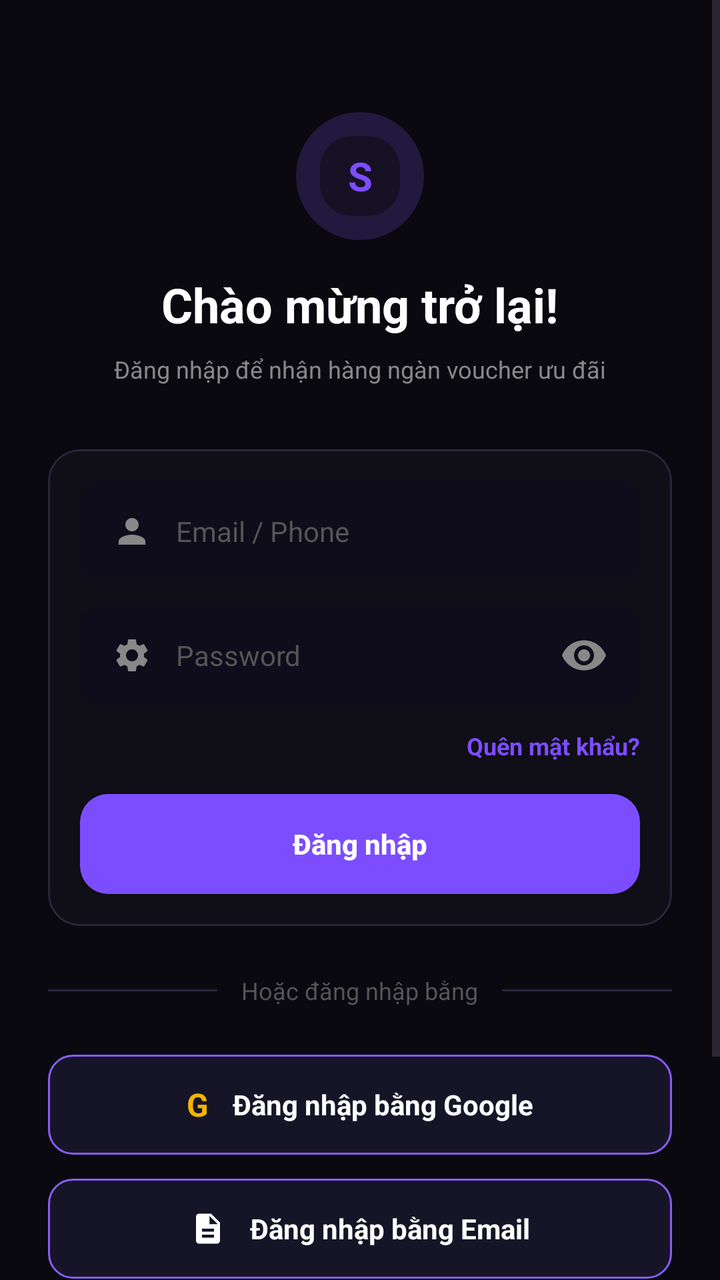
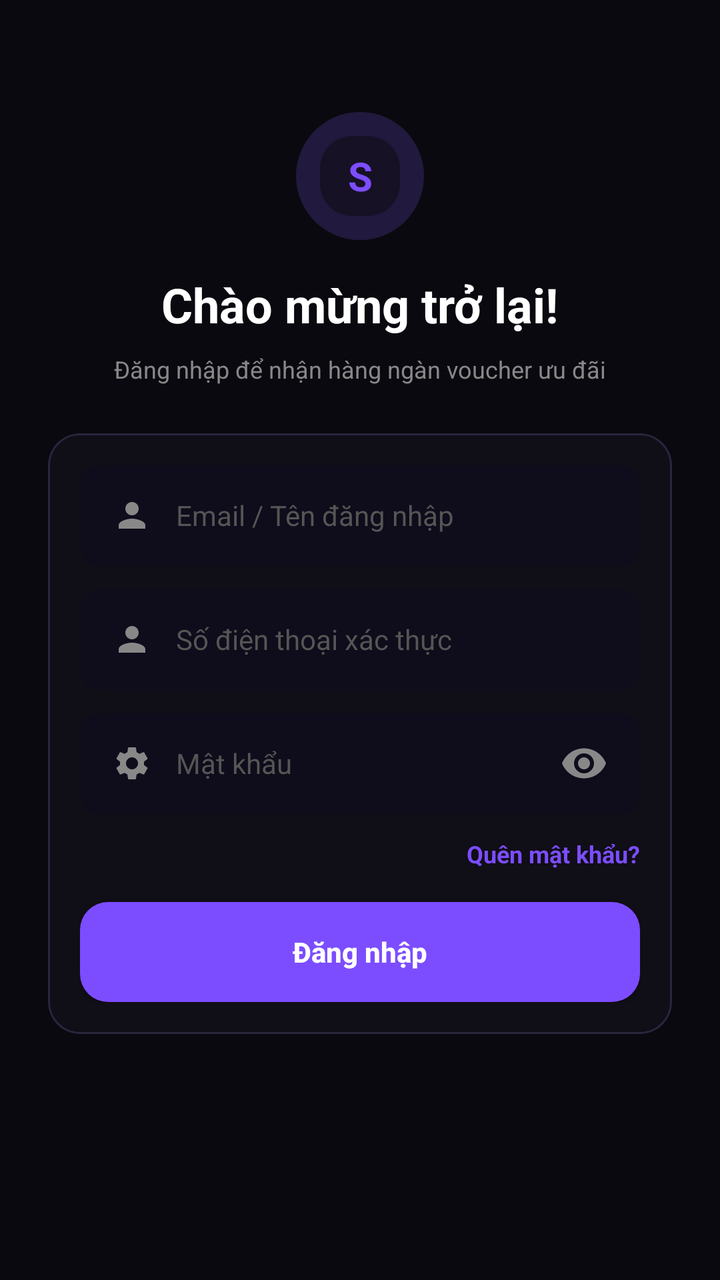

Screens rendered from an Android XML layout before and after an edit, with the pre-edit source and the edit as a unified diff.
<!-- AndroidManifest.xml: application theme Theme.SSharing -->
<!-- res/layout/activity_login_ui.xml -->
<?xml version="1.0" encoding="utf-8"?>
<androidx.constraintlayout.widget.ConstraintLayout
    xmlns:android="http://schemas.android.com/apk/res/android"
    xmlns:app="http://schemas.android.com/apk/res-auto"
    xmlns:tools="http://schemas.android.com/tools"
    android:layout_width="match_parent"
    android:layout_height="match_parent"
    android:background="#0A0910"> 

    
    <ScrollView
        android:layout_width="match_parent"
        android:layout_height="match_parent"
        android:fillViewport="true">

        <androidx.constraintlayout.widget.ConstraintLayout
            android:layout_width="match_parent"
            android:layout_height="wrap_content"
            android:padding="24dp">

            
            <FrameLayout
                android:id="@+id/logoContainer"
                android:layout_width="64dp"
                android:layout_height="64dp"
                android:layout_marginTop="32dp"
                app:layout_constraintEnd_toEndOf="parent"
                app:layout_constraintStart_toStartOf="parent"
                app:layout_constraintTop_toTopOf="parent">

                
                <View
                    android:layout_width="match_parent"
                    android:layout_height="match_parent"
                    android:alpha="0.2"
                    android:background="@drawable/bg_circle_purple" />

                
                <TextView
                    android:layout_width="40dp"
                    android:layout_height="40dp"
                    android:layout_gravity="center"
                    android:background="@drawable/bg_rounded_card"
                    android:backgroundTint="#171126"
                    android:gravity="center"
                    android:text="S"
                    android:textColor="#7C4DFF"
                    android:textSize="20sp"
                    android:textStyle="bold" />
            </FrameLayout>

            
            <TextView
                android:id="@+id/tvWelcome"
                android:layout_width="wrap_content"
                android:layout_height="wrap_content"
                android:layout_marginTop="16dp"
                android:text="Chào mừng trở lại!"
                android:textColor="#FFFFFF"
                android:textSize="24sp"
                android:textStyle="bold"
                app:layout_constraintEnd_toEndOf="parent"
                app:layout_constraintStart_toStartOf="parent"
                app:layout_constraintTop_toBottomOf="@id/logoContainer" />

            <TextView
                android:id="@+id/tvSubtitle"
                android:layout_width="wrap_content"
                android:layout_height="wrap_content"
                android:layout_marginTop="8dp"
                android:text="Đăng nhập để nhận hàng ngàn voucher ưu đãi"
                android:textColor="#888888"
                android:textSize="12sp"
                app:layout_constraintEnd_toEndOf="parent"
                app:layout_constraintStart_toStartOf="parent"
                app:layout_constraintTop_toBottomOf="@id/tvWelcome" />

            
            <com.google.android.material.card.MaterialCardView
                android:id="@+id/cardForm"
                android:layout_width="match_parent"
                android:layout_height="wrap_content"
                android:layout_marginTop="32dp"
                app:cardBackgroundColor="#100E17"
                app:cardCornerRadius="16dp"
                app:cardElevation="0dp"
                app:strokeColor="#2A263D"
                app:strokeWidth="1dp"
                app:layout_constraintTop_toBottomOf="@id/tvSubtitle">

                <LinearLayout
                    android:layout_width="match_parent"
                    android:layout_height="wrap_content"
                    android:orientation="vertical"
                    android:padding="16dp">

                    
                    <LinearLayout
                        android:layout_width="match_parent"
                        android:layout_height="50dp"
                        android:background="@drawable/bg_input_field"
                        android:gravity="center_vertical"
                        android:orientation="horizontal"
                        android:paddingHorizontal="16dp">

                        <ImageView
                            android:layout_width="20dp"
                            android:layout_height="20dp"
                            android:contentDescription="Tài khoản"
                            android:src="@drawable/ic_user"
                            app:tint="#888888" />

                        <EditText
                            android:id="@+id/etEmail"
                            android:layout_width="match_parent"
                            android:layout_height="match_parent"
                            android:layout_marginStart="12dp"
                            android:background="@null"
                            android:hint="Email / Phone"
                            android:inputType="textEmailAddress"
                            android:importantForAutofill="no"
                            android:textColor="#FFFFFF"
                            android:textColorHint="#555555"
                            android:textSize="14sp" />
                    </LinearLayout>

                    
                    <View
                        android:layout_width="match_parent"
                        android:layout_height="12dp" />

                    
                    <LinearLayout
                        android:layout_width="match_parent"
                        android:layout_height="50dp"
                        android:background="@drawable/bg_input_field"
                        android:gravity="center_vertical"
                        android:orientation="horizontal"
                        android:paddingHorizontal="16dp">

                        <ImageView
                            android:layout_width="20dp"
                            android:layout_height="20dp"
                            android:contentDescription="Mật khẩu"
                            android:src="@drawable/ic_settings"
                            app:tint="#888888" />

                        <EditText
                            android:id="@+id/etPassword"
                            android:layout_width="0dp"
                            android:layout_height="match_parent"
                            android:layout_marginStart="12dp"
                            android:layout_weight="1"
                            android:background="@null"
                            android:hint="Password"
                            android:inputType="textPassword"
                            android:importantForAutofill="no"
                            android:textColor="#FFFFFF"
                            android:textColorHint="#555555"
                            android:textSize="14sp" />

                        <ImageView
                            android:id="@+id/btnTogglePassword"
                            android:layout_width="24dp"
                            android:layout_height="24dp"
                            android:contentDescription="Ẩn hiện mật khẩu"
                            android:src="@drawable/ic_eye"
                            app:tint="#888888" />
                    </LinearLayout>

                    
                    <TextView
                        android:id="@+id/tvForgotPassword"
                        android:layout_width="wrap_content"
                        android:layout_height="wrap_content"
                        android:layout_gravity="end"
                        android:layout_marginTop="12dp"
                        android:text="Quên mật khẩu?"
                        android:textColor="#7C4DFF"
                        android:textSize="12sp"
                        android:textStyle="bold" />

                    
                    <androidx.appcompat.widget.AppCompatButton
                        android:id="@+id/btnLogin"
                        android:layout_width="match_parent"
                        android:layout_height="50dp"
                        android:layout_marginTop="16dp"
                        android:background="@drawable/bg_btn_purple"
                        android:text="Đăng nhập"
                        android:textAllCaps="false"
                        android:textColor="#FFFFFF"
                        android:textSize="14sp"
                        android:textStyle="bold" />
                </LinearLayout>
            </com.google.android.material.card.MaterialCardView>

            
            <LinearLayout
                android:id="@+id/dividerLayout"
                android:layout_width="match_parent"
                android:layout_height="wrap_content"
                android:layout_marginTop="24dp"
                android:gravity="center_vertical"
                android:orientation="horizontal"
                app:layout_constraintTop_toBottomOf="@id/cardForm">

                <View
                    android:layout_width="0dp"
                    android:layout_height="1dp"
                    android:layout_weight="1"
                    android:background="#2A263D" />

                <TextView
                    android:layout_width="wrap_content"
                    android:layout_height="wrap_content"
                    android:layout_marginHorizontal="12dp"
                    android:text="Hoặc đăng nhập bằng"
                    android:textColor="#555555"
                    android:textSize="12sp" />

                <View
                    android:layout_width="0dp"
                    android:layout_height="1dp"
                    android:layout_weight="1"
                    android:background="#2A263D" />
            </LinearLayout>

            
            <LinearLayout
                android:id="@+id/btnGoogleLogin"
                android:layout_width="match_parent"
                android:layout_height="50dp"
                android:layout_marginTop="24dp"
                android:background="@drawable/bg_outline_button"
                android:gravity="center"
                android:orientation="horizontal"
                app:layout_constraintTop_toBottomOf="@id/dividerLayout">

                
                <TextView
                    android:layout_width="wrap_content"
                    android:layout_height="wrap_content"
                    android:text="G"
                    android:textColor="#F4B400"
                    android:textSize="16sp"
                    android:textStyle="bold" />

                <TextView
                    android:layout_width="wrap_content"
                    android:layout_height="wrap_content"
                    android:layout_marginStart="12dp"
                    android:text="Đăng nhập bằng Google"
                    android:textColor="#FFFFFF"
                    android:textSize="14sp"
                    android:textStyle="bold" />
            </LinearLayout>

            
            <LinearLayout
                android:id="@+id/btnEmailLogin"
                android:layout_width="match_parent"
                android:layout_height="50dp"
                android:layout_marginTop="12dp"
                android:background="@drawable/bg_outline_button"
                android:gravity="center"
                android:orientation="horizontal"
                app:layout_constraintTop_toBottomOf="@id/btnGoogleLogin">

                <ImageView
                    android:layout_width="18dp"
                    android:layout_height="18dp"
                    android:contentDescription="Icon Email"
                    android:src="@drawable/ic_document_file"
                    app:tint="#FFFFFF" />

                <TextView
                    android:layout_width="wrap_content"
                    android:layout_height="wrap_content"
                    android:layout_marginStart="12dp"
                    android:text="Đăng nhập bằng Email"
                    android:textColor="#FFFFFF"
                    android:textSize="14sp"
                    android:textStyle="bold" />
            </LinearLayout>

            
            <LinearLayout
                android:layout_width="wrap_content"
                android:layout_height="wrap_content"
                android:layout_marginTop="48dp"
                android:layout_marginBottom="16dp"
                android:gravity="center_vertical"
                android:orientation="horizontal"
                app:layout_constraintBottom_toBottomOf="parent"
                app:layout_constraintEnd_toEndOf="parent"
                app:layout_constraintStart_toStartOf="parent"
                app:layout_constraintTop_toBottomOf="@id/btnEmailLogin"
                app:layout_constraintVertical_bias="1.0">

                <TextView
                    android:layout_width="wrap_content"
                    android:layout_height="wrap_content"
                    android:text="Chưa có tài khoản? "
                    android:textColor="#888888"
                    android:textSize="12sp" />

                <TextView
                    android:id="@+id/tvRegister"
                    android:layout_width="wrap_content"
                    android:layout_height="wrap_content"
                    android:minWidth="48dp"
                    android:minHeight="48dp"
                    android:gravity="center"
                    android:clickable="true"
                    android:focusable="true"
                    android:text="Đăng ký ngay"
                    android:textColor="#815BF5"
                    android:textSize="12sp"
                    android:textStyle="bold" />
            </LinearLayout>

        </androidx.constraintlayout.widget.ConstraintLayout>
    </ScrollView>
</androidx.constraintlayout.widget.ConstraintLayout>
<!-- resources referenced by this layout -->
<resources>
  <!-- drawable bg_btn_purple (drawable) -->
  <?xml version="1.0" encoding="utf-8"?>
  <shape xmlns:android="http://schemas.android.com/apk/res/android">
      <solid android:color="#7C4DFF" />
      <corners android:radius="14dp" />
  </shape>
  <!-- drawable bg_circle_purple (drawable) -->
  <shape xmlns:android="http://schemas.android.com/apk/res/android" android:shape="oval">
      <solid android:color="#815BF5" />
  </shape>
  <!-- drawable bg_input_field (drawable) -->
  <?xml version="1.0" encoding="utf-8"?>
  <shape xmlns:android="http://schemas.android.com/apk/res/android">
      <solid android:color="#0F0C1B" />
      <corners android:radius="10dp" />
  </shape>
  <!-- drawable bg_outline_button (drawable) -->
  <?xml version="1.0" encoding="utf-8"?>
  <shape xmlns:android="http://schemas.android.com/apk/res/android">
      <solid android:color="#161528" />
      <stroke android:width="1dp" android:color="@color/purple_primary" />
      <corners android:radius="12dp" />
  </shape>
  <!-- drawable bg_rounded_card (drawable) -->
  <?xml version="1.0" encoding="utf-8"?>
  <shape xmlns:android="http://schemas.android.com/apk/res/android">
      <solid android:color="@color/bg_card" />
      <corners android:radius="16dp" />
  </shape>
  <!-- drawable ic_document_file (drawable) -->
  <?xml version="1.0" encoding="utf-8"?>
  <vector xmlns:android="http://schemas.android.com/apk/res/android"
      android:width="24dp" android:height="24dp" android:viewportWidth="24" android:viewportHeight="24">
      <path android:fillColor="#FFFFFFFF" android:pathData="M14,2H6c-1.1,0 -1.99,0.9 -1.99,2L4,20c0,1.1 0.89,2 1.99,2H18c1.1,0 2,-0.9 2,-2V8l-6,-6zm2,16H8v-2h8v2zm0,-4H8v-2h8v2zm-3,-5V3.5L18.5,9H13z"/>
  </vector>
  <!-- drawable ic_eye (drawable) -->
  <?xml version="1.0" encoding="utf-8"?>
  <vector xmlns:android="http://schemas.android.com/apk/res/android"
      android:width="24dp" android:height="24dp" android:viewportWidth="24" android:viewportHeight="24">
      <path android:fillColor="#FFFFFFFF" android:pathData="M12,4.5C7,4.5 2.73,7.61 1,12c1.73,4.39 6,7.5 11,7.5s9.27,-3.11 11,-7.5c-1.73,-4.39 -6,-7.5 -11,-7.5zm0,12.5c-2.76,0 -5,-2.24 -5,-5s2.24,-5 5,-5 5,2.24 5,5 -2.24,5 -5,5zm0,-8c-1.66,0 -3,1.34 -3,3s1.34,3 3,3 3,-1.34 3,-3 -1.34,-3 -3,-3z"/>
  </vector>
  <!-- drawable ic_user (drawable) -->
  <vector xmlns:android="http://schemas.android.com/apk/res/android"
      android:width="24dp"
      android:height="24dp"
      android:viewportWidth="24"
      android:viewportHeight="24">
      <path
          android:fillColor="#FFFFFFFF"
          android:pathData="M12,12c2.21,0 4,-1.79 4,-4s-1.79,-4 -4,-4 -4,1.79 -4,4 1.79,4 4,4zm0,2c-2.67,0 -8,1.34 -8,4v2h16v-2c0,-2.66 -5.33,-4 -8,-4z"/>
  </vector>
  <style name="Theme.SSharing" parent="Base.Theme.SSharing" />
  <color name="purple_primary">#8B5CF6</color>
  <color name="bg_card">#161528</color>
  <style name="Base.Theme.SSharing" parent="Theme.Material3.DayNight.NoActionBar">
          
          
      </style>
  <!-- unchanged entries left out for length: 1 -->
</resources>

<!-- the commit's change to res/layout/activity_login_ui.xml (unified diff, before → after) -->
@@ -2,12 +2,10 @@
 <androidx.constraintlayout.widget.ConstraintLayout
     xmlns:android="http://schemas.android.com/apk/res/android"
     xmlns:app="http://schemas.android.com/apk/res-auto"
-    xmlns:tools="http://schemas.android.com/tools"
     android:layout_width="match_parent"
     android:layout_height="match_parent"
-    android:background="#0A0910"> 
-
-    
+    android:background="#0A0910">
+
     <ScrollView
         android:layout_width="match_parent"
         android:layout_height="match_parent"
@@ -18,7 +16,6 @@
             android:layout_height="wrap_content"
             android:padding="24dp">
 
-            
             <FrameLayout
                 android:id="@+id/logoContainer"
                 android:layout_width="64dp"
@@ -28,14 +25,12 @@
                 app:layout_constraintStart_toStartOf="parent"
                 app:layout_constraintTop_toTopOf="parent">
 
-                
                 <View
                     android:layout_width="match_parent"
                     android:layout_height="match_parent"
                     android:alpha="0.2"
                     android:background="@drawable/bg_circle_purple" />
 
-                
                 <TextView
                     android:layout_width="40dp"
                     android:layout_height="40dp"
@@ -49,7 +44,6 @@
                     android:textStyle="bold" />
             </FrameLayout>
 
-            
             <TextView
                 android:id="@+id/tvWelcome"
                 android:layout_width="wrap_content"
@@ -75,12 +69,11 @@
                 app:layout_constraintStart_toStartOf="parent"
                 app:layout_constraintTop_toBottomOf="@id/tvWelcome" />
 
-            
             <com.google.android.material.card.MaterialCardView
                 android:id="@+id/cardForm"
                 android:layout_width="match_parent"
                 android:layout_height="wrap_content"
-                android:layout_marginTop="32dp"
+                android:layout_marginTop="24dp"
                 app:cardBackgroundColor="#100E17"
                 app:cardCornerRadius="16dp"
                 app:cardElevation="0dp"
@@ -94,7 +87,6 @@
                     android:orientation="vertical"
                     android:padding="16dp">
 
-                    
                     <LinearLayout
                         android:layout_width="match_parent"
                         android:layout_height="50dp"
@@ -106,7 +98,7 @@
                         <ImageView
                             android:layout_width="20dp"
                             android:layout_height="20dp"
-                            android:contentDescription="Tài khoản"
+                            android:contentDescription="User"
                             android:src="@drawable/ic_user"
                             app:tint="#888888" />
 
@@ -116,18 +108,14 @@
                             android:layout_height="match_parent"
                             android:layout_marginStart="12dp"
                             android:background="@null"
-                            android:hint="Email / Phone"
+                            android:hint="Email / Tên đăng nhập"
                             android:inputType="textEmailAddress"
-                            android:importantForAutofill="no"
                             android:textColor="#FFFFFF"
                             android:textColorHint="#555555"
                             android:textSize="14sp" />
                     </LinearLayout>
 
-                    
-                    <View
-                        android:layout_width="match_parent"
-                        android:layout_height="12dp" />
+                    <View android:layout_width="match_parent" android:layout_height="12dp" />
 
                     
                     <LinearLayout
@@ -141,7 +129,37 @@
                         <ImageView
                             android:layout_width="20dp"
                             android:layout_height="20dp"
-                            android:contentDescription="Mật khẩu"
+                            android:contentDescription="Phone"
+                            android:src="@drawable/ic_user"
+                            app:tint="#888888" />
+
+                        <EditText
+                            android:id="@+id/etPhone"
+                            android:layout_width="match_parent"
+                            android:layout_height="match_parent"
+                            android:layout_marginStart="12dp"
+                            android:background="@null"
+                            android:hint="Số điện thoại xác thực"
+                            android:inputType="phone"
+                            android:textColor="#FFFFFF"
+                            android:textColorHint="#555555"
+                            android:textSize="14sp" />
+                    </LinearLayout>
+
+                    <View android:layout_width="match_parent" android:layout_height="12dp" />
+
+                    <LinearLayout
+                        android:layout_width="match_parent"
+                        android:layout_height="50dp"
+                        android:background="@drawable/bg_input_field"
+                        android:gravity="center_vertical"
+                        android:orientation="horizontal"
+                        android:paddingHorizontal="16dp">
+
+                        <ImageView
+                            android:layout_width="20dp"
+                            android:layout_height="20dp"
+                            android:contentDescription="Password"
                             android:src="@drawable/ic_settings"
                             app:tint="#888888" />
 
@@ -152,9 +170,8 @@
                             android:layout_marginStart="12dp"
                             android:layout_weight="1"
                             android:background="@null"
-                            android:hint="Password"
+                            android:hint="Mật khẩu"
                             android:inputType="textPassword"
-                            android:importantForAutofill="no"
                             android:textColor="#FFFFFF"
                             android:textColorHint="#555555"
                             android:textSize="14sp" />
@@ -163,12 +180,11 @@
                             android:id="@+id/btnTogglePassword"
                             android:layout_width="24dp"
                             android:layout_height="24dp"
-                            android:contentDescription="Ẩn hiện mật khẩu"
+                            android:contentDescription="Toggle Password"
                             android:src="@drawable/ic_eye"
                             app:tint="#888888" />
                     </LinearLayout>
 
-                    
                     <TextView
                         android:id="@+id/tvForgotPassword"
                         android:layout_width="wrap_content"
@@ -180,7 +196,6 @@
                         android:textSize="12sp"
                         android:textStyle="bold" />
 
-                    
                     <androidx.appcompat.widget.AppCompatButton
                         android:id="@+id/btnLogin"
                         android:layout_width="match_parent"
@@ -195,131 +210,6 @@
                 </LinearLayout>
             </com.google.android.material.card.MaterialCardView>
 
-            
-            <LinearLayout
-                android:id="@+id/dividerLayout"
-                android:layout_width="match_parent"
-                android:layout_height="wrap_content"
-                android:layout_marginTop="24dp"
-                android:gravity="center_vertical"
-                android:orientation="horizontal"
-                app:layout_constraintTop_toBottomOf="@id/cardForm">
-
-                <View
-                    android:layout_width="0dp"
-                    android:layout_height="1dp"
-                    android:layout_weight="1"
-                    android:background="#2A263D" />
-
-                <TextView
-                    android:layout_width="wrap_content"
-                    android:layout_height="wrap_content"
-                    android:layout_marginHorizontal="12dp"
-                    android:text="Hoặc đăng nhập bằng"
-                    android:textColor="#555555"
-                    android:textSize="12sp" />
-
-                <View
-                    android:layout_width="0dp"
-                    android:layout_height="1dp"
-                    android:layout_weight="1"
-                    android:background="#2A263D" />
-            </LinearLayout>
-
-            
-            <LinearLayout
-                android:id="@+id/btnGoogleLogin"
-                android:layout_width="match_parent"
-                android:layout_height="50dp"
-                android:layout_marginTop="24dp"
-                android:background="@drawable/bg_outline_button"
-                android:gravity="center"
-                android:orientation="horizontal"
-                app:layout_constraintTop_toBottomOf="@id/dividerLayout">
-
-                
-                <TextView
-                    android:layout_width="wrap_content"
-                    android:layout_height="wrap_content"
-                    android:text="G"
-                    android:textColor="#F4B400"
-                    android:textSize="16sp"
-                    android:textStyle="bold" />
-
-                <TextView
-                    android:layout_width="wrap_content"
-                    android:layout_height="wrap_content"
-                    android:layout_marginStart="12dp"
-                    android:text="Đăng nhập bằng Google"
-                    android:textColor="#FFFFFF"
-                    android:textSize="14sp"
-                    android:textStyle="bold" />
-            </LinearLayout>
-
-            
-            <LinearLayout
-                android:id="@+id/btnEmailLogin"
-                android:layout_width="match_parent"
-                android:layout_height="50dp"
-                android:layout_marginTop="12dp"
-                android:background="@drawable/bg_outline_button"
-                android:gravity="center"
-                android:orientation="horizontal"
-                app:layout_constraintTop_toBottomOf="@id/btnGoogleLogin">
-
-                <ImageView
-                    android:layout_width="18dp"
-                    android:layout_height="18dp"
-                    android:contentDescription="Icon Email"
-                    android:src="@drawable/ic_document_file"
-                    app:tint="#FFFFFF" />
-
-                <TextView
-                    android:layout_width="wrap_content"
-                    android:layout_height="wrap_content"
-                    android:layout_marginStart="12dp"
-                    android:text="Đăng nhập bằng Email"
-                    android:textColor="#FFFFFF"
-                    android:textSize="14sp"
-                    android:textStyle="bold" />
-            </LinearLayout>
-
-            
-            <LinearLayout
-                android:layout_width="wrap_content"
-                android:layout_height="wrap_content"
-                android:layout_marginTop="48dp"
-                android:layout_marginBottom="16dp"
-                android:gravity="center_vertical"
-                android:orientation="horizontal"
-                app:layout_constraintBottom_toBottomOf="parent"
-                app:layout_constraintEnd_toEndOf="parent"
-                app:layout_constraintStart_toStartOf="parent"
-                app:layout_constraintTop_toBottomOf="@id/btnEmailLogin"
-                app:layout_constraintVertical_bias="1.0">
-
-                <TextView
-                    android:layout_width="wrap_content"
-                    android:layout_height="wrap_content"
-                    android:text="Chưa có tài khoản? "
-                    android:textColor="#888888"
-                    android:textSize="12sp" />
-
-                <TextView
-                    android:id="@+id/tvRegister"
-                    android:layout_width="wrap_content"
-                    android:layout_height="wrap_content"
-                    android:minWidth="48dp"
-                    android:minHeight="48dp"
-                    android:gravity="center"
-                    android:clickable="true"
-                    android:focusable="true"
-                    android:text="Đăng ký ngay"
-                    android:textColor="#815BF5"
-                    android:textSize="12sp"
-                    android:textStyle="bold" />
-            </LinearLayout>
-
         </androidx.constraintlayout.widget.ConstraintLayout>
     </ScrollView>
 </androidx.constraintlayout.widget.ConstraintLayout>
<!-- resource entries referenced after the edit -->
@@ -16,25 +16,12 @@
       <solid android:color="#0F0C1B" />
       <corners android:radius="10dp" />
   </shape>
-  <!-- drawable bg_outline_button (drawable) -->
-  <?xml version="1.0" encoding="utf-8"?>
-  <shape xmlns:android="http://schemas.android.com/apk/res/android">
-      <solid android:color="#161528" />
-      <stroke android:width="1dp" android:color="@color/purple_primary" />
-      <corners android:radius="12dp" />
-  </shape>
   <!-- drawable bg_rounded_card (drawable) -->
   <?xml version="1.0" encoding="utf-8"?>
   <shape xmlns:android="http://schemas.android.com/apk/res/android">
       <solid android:color="@color/bg_card" />
       <corners android:radius="16dp" />
   </shape>
-  <!-- drawable ic_document_file (drawable) -->
-  <?xml version="1.0" encoding="utf-8"?>
-  <vector xmlns:android="http://schemas.android.com/apk/res/android"
-      android:width="24dp" android:height="24dp" android:viewportWidth="24" android:viewportHeight="24">
-      <path android:fillColor="#FFFFFFFF" android:pathData="M14,2H6c-1.1,0 -1.99,0.9 -1.99,2L4,20c0,1.1 0.89,2 1.99,2H18c1.1,0 2,-0.9 2,-2V8l-6,-6zm2,16H8v-2h8v2zm0,-4H8v-2h8v2zm-3,-5V3.5L18.5,9H13z"/>
-  </vector>
   <!-- drawable ic_eye (drawable) -->
   <?xml version="1.0" encoding="utf-8"?>
   <vector xmlns:android="http://schemas.android.com/apk/res/android"
@@ -52,7 +39,6 @@
           android:pathData="M12,12c2.21,0 4,-1.79 4,-4s-1.79,-4 -4,-4 -4,1.79 -4,4 1.79,4 4,4zm0,2c-2.67,0 -8,1.34 -8,4v2h16v-2c0,-2.66 -5.33,-4 -8,-4z"/>
   </vector>
   <style name="Theme.SSharing" parent="Base.Theme.SSharing" />
-  <color name="purple_primary">#8B5CF6</color>
   <color name="bg_card">#161528</color>
   <style name="Base.Theme.SSharing" parent="Theme.Material3.DayNight.NoActionBar">
           
